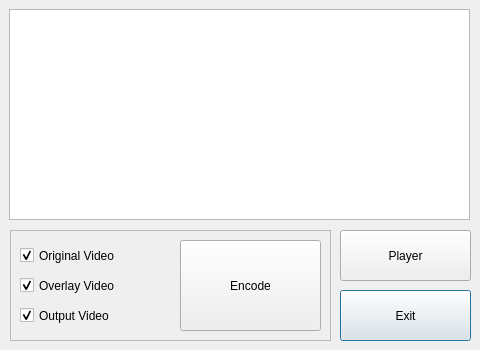
Qt form ipvcmain.ui (gnomezgrave/ipvc-image-processing-video-codec) before a commit.
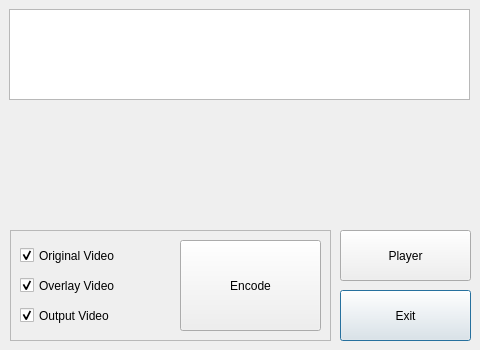
The same form after that commit.

What changed in the file:
```diff
--- a/ipvcmain.ui
+++ b/ipvcmain.ui
@@ -37,7 +37,7 @@
      <x>9</x>
      <y>9</y>
      <width>461</width>
-     <height>211</height>
+     <height>91</height>
     </rect>
    </property>
    <property name="sizePolicy">
```
Left out of the diff: 20 changed lines with no effect on the pictures.
